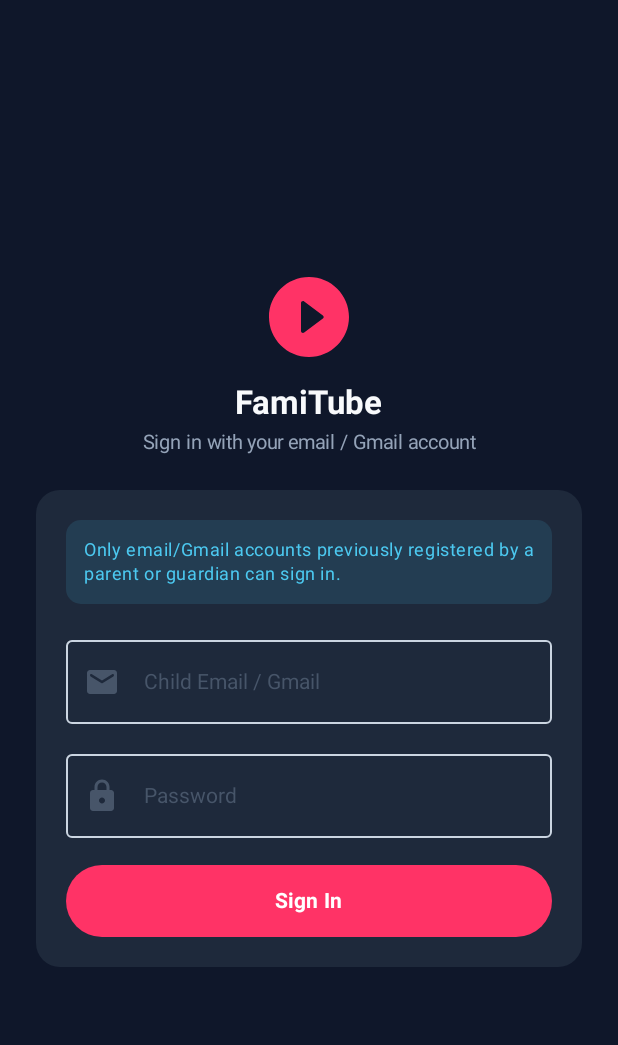
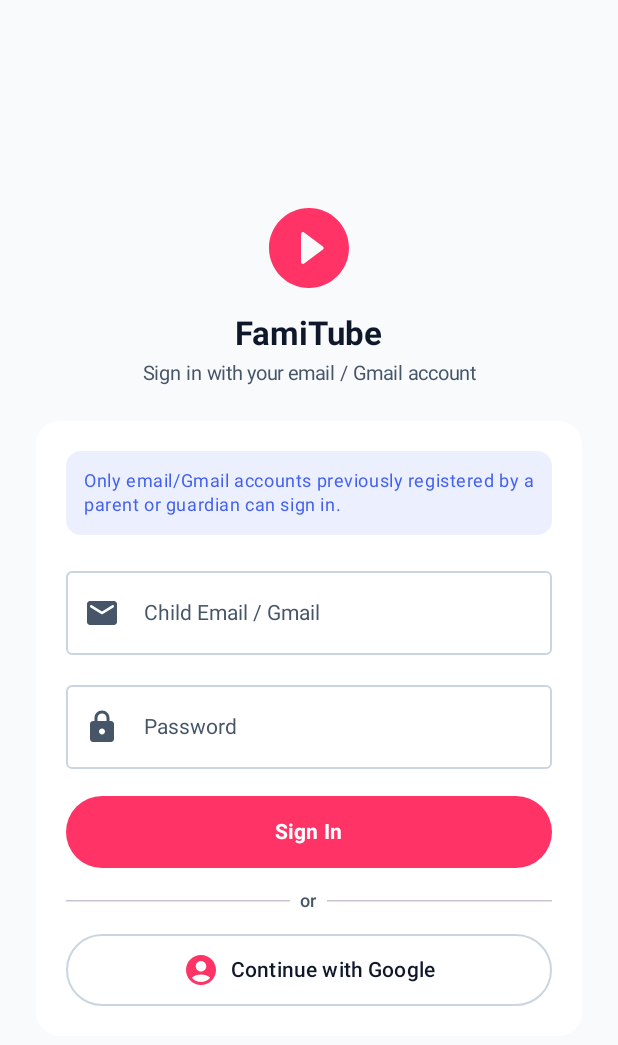
Before and after one commit to renowijoyo/famitube-android, an Android app built with Jetpack Compose: the screen it shows after launch (MainActivity), on a phone screen of 412 x 824 dp. Shown: the top 1045 px of the screen. Run offline under Robolectric (Android 15) with nearby library versions, the phone set to English and light mode, and no system bars.

Commit message:
Add Google OAuth mobile login

```diff
--- a/app/src/main/java/com/famitube/app/MainActivity.kt
+++ b/app/src/main/java/com/famitube/app/MainActivity.kt
@@ -1,5 +1,6 @@
 package com.famitube.app
 
+import android.content.Intent
 import android.os.Bundle
 import androidx.activity.ComponentActivity
 import androidx.activity.compose.setContent
@@ -15,6 +16,7 @@ class MainActivity : ComponentActivity() {
 
         val app = application as FamiTubeApp
         val repository = app.repository
+        handleOAuthIntent(intent, repository)
 
         setContent {
             FamiTubeTheme {
@@ -26,4 +28,18 @@ class MainActivity : ComponentActivity() {
             }
         }
     }
+
+    override fun onNewIntent(intent: Intent) {
+        super.onNewIntent(intent)
+        setIntent(intent)
+        val app = application as FamiTubeApp
+        handleOAuthIntent(intent, app.repository)
+    }
+
+    private fun handleOAuthIntent(intent: Intent?, repository: com.famitube.app.data.repository.FamiTubeRepository) {
+        val data = intent?.data ?: return
+        if (data.scheme == "famitube" && data.host == "auth-callback") {
+            repository.emitOAuthCallback(data)
+        }
+    }
 }
--- a/app/src/main/java/com/famitube/app/data/model/Models.kt
+++ b/app/src/main/java/com/famitube/app/data/model/Models.kt
@@ -158,6 +158,11 @@ data class QuizAnswerData(
 // KID YOUTUBE SEARCH, HISTORY & PLAYLISTS
 // ==========================================
 
+data class AuthMeResponse(
+    @SerializedName("success") val success: Boolean = false,
+    @SerializedName("user") val user: AuthUser? = null
+)
+
 data class SearchSettings(
     @SerializedName("youtubeSearchEnabled") val youtubeSearchEnabled: Boolean = true,
     @SerializedName("searchViewLimit") val searchViewLimit: Int = 0,
--- a/app/src/main/java/com/famitube/app/data/remote/FamiTubeApiService.kt
+++ b/app/src/main/java/com/famitube/app/data/remote/FamiTubeApiService.kt
@@ -13,6 +13,9 @@ interface FamiTubeApiService {
 
     @POST("auth/login")
     suspend fun login(@Body body: LoginRequest): Response<LoginResponse>
+
+    @GET("auth/me")
+    suspend fun getAuthMe(): Response<AuthMeResponse>
 
     @GET("kids/feed")
     suspend fun getKidsFeed(): ApiResponse<KidsFeedData>
--- a/app/src/main/java/com/famitube/app/ui/screens/login/LoginScreen.kt
+++ b/app/src/main/java/com/famitube/app/ui/screens/login/LoginScreen.kt
@@ -1,5 +1,8 @@
 package com.famitube.app.ui.screens.login
 
+import android.content.Intent
+import android.net.Uri
+import androidx.compose.foundation.BorderStroke
 import androidx.compose.foundation.background
 import androidx.compose.foundation.layout.*
 import androidx.compose.foundation.rememberScrollState
@@ -7,15 +10,17 @@ import androidx.compose.foundation.shape.RoundedCornerShape
 import androidx.compose.foundation.text.KeyboardOptions
 import androidx.compose.foundation.verticalScroll
 import androidx.compose.material.icons.Icons
+import androidx.compose.material.icons.rounded.AccountCircle
 import androidx.compose.material.icons.rounded.Email
 import androidx.compose.material.icons.rounded.Lock
 import androidx.compose.material.icons.rounded.PlayCircleFilled
-import androidx.compose.material.icons.rounded.Settings
 import androidx.compose.material3.*
 import androidx.compose.runtime.*
 import androidx.compose.ui.Alignment
 import androidx.compose.ui.Modifier
 import androidx.compose.ui.draw.clip
+import androidx.compose.ui.graphics.Color
+import androidx.compose.ui.platform.LocalContext
 import androidx.compose.ui.text.font.FontWeight
 import androidx.compose.ui.text.input.KeyboardType
 import androidx.compose.ui.text.input.PasswordVisualTransformation
@@ -32,6 +37,7 @@ fun LoginScreen(
     onLoginSuccess: () -> Unit
 ) {
     val prefs = repository.getPreferences()
+    val context = LocalContext.current
     val scope = rememberCoroutineScope()
 
     var email by remember { mutableStateOf("") }
@@ -39,10 +45,31 @@ fun LoginScreen(
     var isLoading by remember { mutableStateOf(false) }
     var errorMessage by remember { mutableStateOf<String?>(null) }
 
+    LaunchedEffect(Unit) {
+        repository.oauthCallbackFlow.collect { uri ->
+            val err = uri.getQueryParameter("error")
+            val token = uri.getQueryParameter("token")
+            if (!err.isNullOrBlank()) {
+                isLoading = false
+                errorMessage = err
+            } else if (!token.isNullOrBlank()) {
+                isLoading = true
+                errorMessage = null
+                val result = repository.completeGoogleOAuth(token)
+                isLoading = false
+                result.onSuccess {
+                    onLoginSuccess()
+                }.onFailure { e ->
+                    errorMessage = e.message ?: "Google sign-in failed."
+                }
+            }
+        }
+    }
+
     Box(
         modifier = Modifier
             .fillMaxSize()
-            .background(BackgroundDark)
+            .background(MaterialTheme.colorScheme.background)
             .padding(24.dp),
         contentAlignment = Alignment.Center
     ) {
@@ -63,13 +90,13 @@ fun LoginScreen(
                 text = "FamiTube",
                 style = MaterialTheme.typography.headlineMedium,
                 fontWeight = FontWeight.Bold,
-                color = TextPrimary
+                color = MaterialTheme.colorScheme.onBackground
             )
             Spacer(modifier = Modifier.height(6.dp))
             Text(
                 text = "Sign in with your email / Gmail account",
                 style = MaterialTheme.typography.bodyMedium,
-                color = TextSecondary,
+                color = MaterialTheme.colorScheme.onSurfaceVariant,
                 textAlign = TextAlign.Center
             )
 
@@ -79,20 +106,20 @@ fun LoginScreen(
                 modifier = Modifier
                     .fillMaxWidth()
                     .clip(RoundedCornerShape(16.dp))
-                    .background(SurfaceDark)
+                    .background(MaterialTheme.colorScheme.surface)
                     .padding(20.dp)
             ) {
                 Box(
                     modifier = Modifier
                         .fillMaxWidth()
                         .clip(RoundedCornerShape(10.dp))
-                        .background(CyanAccent.copy(alpha = 0.12f))
+                        .background(BlueSecondary.copy(alpha = 0.1f))
                         .padding(12.dp)
                 ) {
                     Text(
                         text = "Only email/Gmail accounts previously registered by a parent or guardian can sign in.",
                         style = MaterialTheme.typography.bodySmall,
-                        color = CyanAccent
+                        color = BlueSecondary
                     )
                 }
 
@@ -159,7 +186,7 @@ fun LoginScreen(
                 ) {
                     if (isLoading) {
                         CircularProgressIndicator(
-                            color = TextPrimary,
+                            color = Color.White,
                             strokeWidth = 2.dp,
                             modifier = Modifier.size(20.dp)
                         )
@@ -167,6 +194,49 @@ fun LoginScreen(
                         Text("Sign In", fontWeight = FontWeight.Bold)
                     }
                 }
+
+                Spacer(modifier = Modifier.height(14.dp))
+
+                Row(
+                    modifier = Modifier.fillMaxWidth(),
+                    verticalAlignment = Alignment.CenterVertically
+                ) {
+                    HorizontalDivider(modifier = Modifier.weight(1f))
+                    Text(
+                        text = "  or  ",
+                        style = MaterialTheme.typography.labelMedium,
+                        color = MaterialTheme.colorScheme.onSurfaceVariant
+                    )
+                    HorizontalDivider(modifier = Modifier.weight(1f))
+                }
+
+                Spacer(modifier = Modifier.height(14.dp))
+
+                OutlinedButton(
+                    onClick = {
+                        errorMessage = null
+                        val oauthUrl = repository.getGoogleMobileOAuthStartUrl()
+                        val intent = Intent(Intent.ACTION_VIEW, Uri.parse(oauthUrl))
+                        context.startActivity(intent)
+                    },
+                    enabled = !isLoading,
+                    border = BorderStroke(1.dp, MaterialTheme.colorScheme.outline),
+                    modifier = Modifier
+                        .fillMaxWidth()
+                        .height(48.dp)
+                ) {
+                    Icon(
+                        imageVector = Icons.Rounded.AccountCircle,
+                        contentDescription = null,
+                        tint = PinkPrimary
+                    )
+                    Spacer(modifier = Modifier.width(8.dp))
+                    Text(
+                        text = "Continue with Google",
+                        fontWeight = FontWeight.SemiBold,
+                        color = MaterialTheme.colorScheme.onSurface
+                    )
+                }
             }
         }
     }
```
Also changed, not shown: app/src/main/AndroidManifest.xml (+7 -0 lines), app/src/main/java/com/famitube/app/data/repository/FamiTubeRepository.kt (+41 -0 lines).
